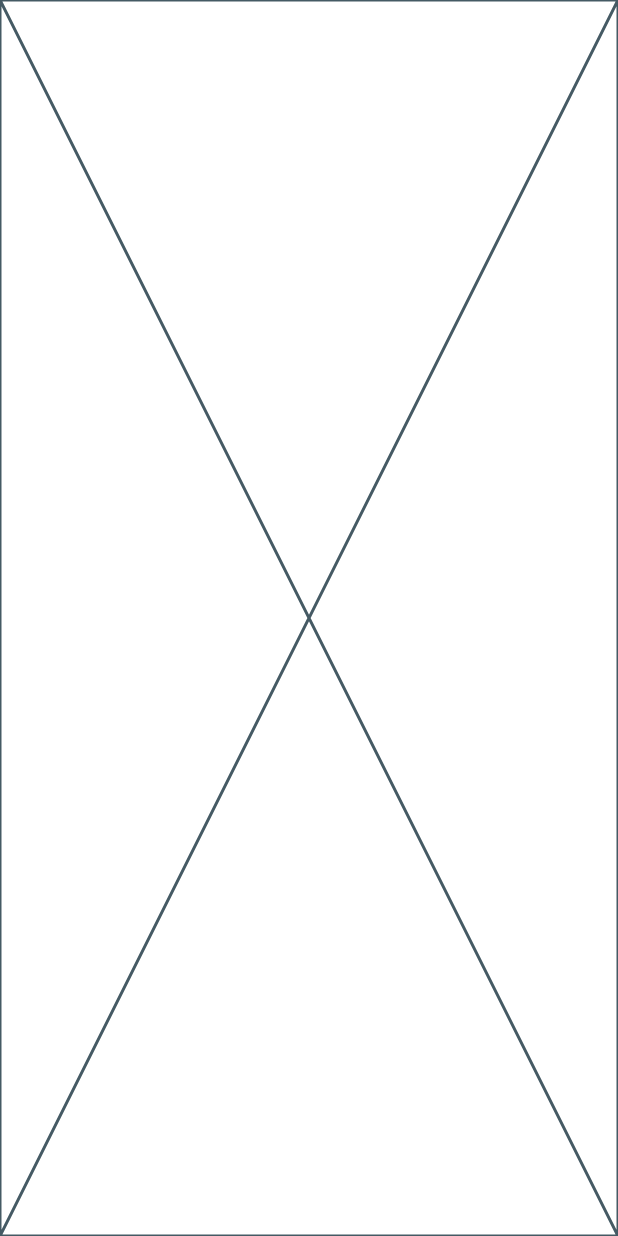
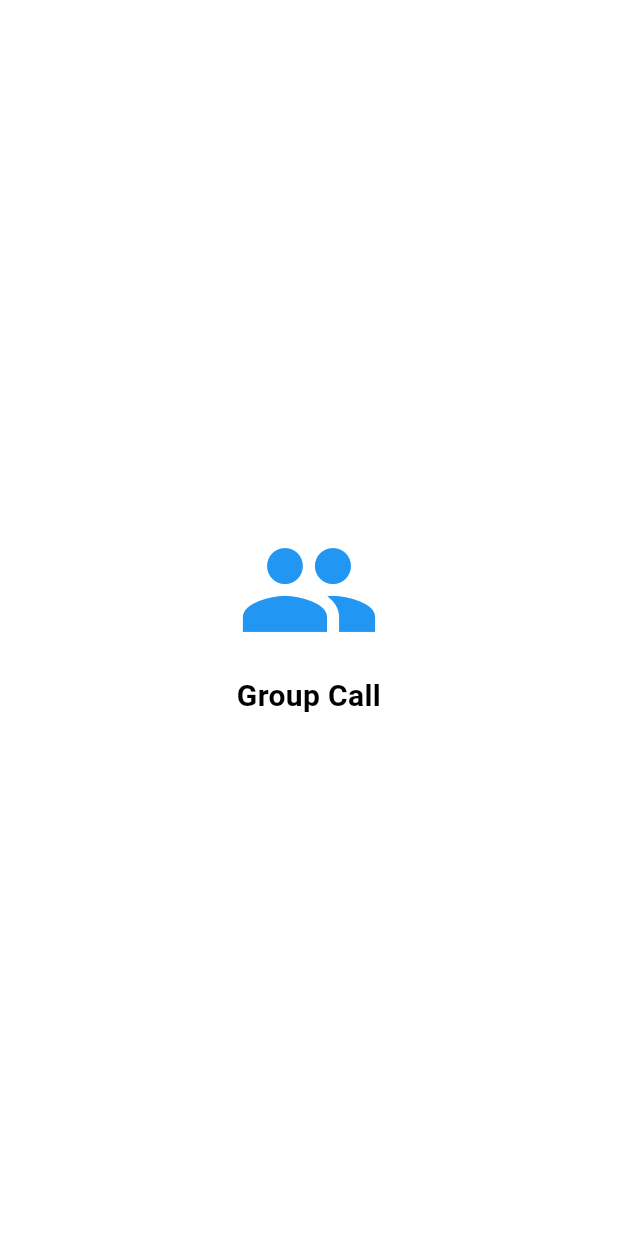
Before and after one commit to mirzamahmud/agora-group-call, a Flutter app: the first screen one second after launch, on a phone screen of 412 x 824 dp. Run offline on Flutter 3.47's test engine with Material 3 defaults, Android fonts, the phone set to English and light mode, and no system bars; our stand-ins replace get, permission_handler.

Commit message:
splash_screen_done

```diff
--- /dev/null
+++ b/lib/config/constants/agora_constant.dart
@@ -0,0 +1,5 @@
+class AgoraConstant{
+  static const String appId = 'a6347fcb0d7849119fe39732c918df52';
+  static const String channelName = 'group call test';
+  static const String agoraToken = '007eJxTYHjia62Qsei5mli49YGdlxe81k0UKNL3Pjgp8PEX7czdplwKDIlmxibmaclJBinmFiaWhoaWaanGlubGRsmWhhYpaaZGExLL0hsCGRkOhJ9lYWSAQBCfnyG9KL+0QCE5MSdHoSS1uISBAQBr1iKg';
+}
--- /dev/null
+++ b/lib/core/dependency/inject_dependency.dart
@@ -0,0 +1,6 @@
+import 'package:agora_group_call/view/splash/controller/splash_controller.dart';
+import 'package:get/get.dart';
+
+void injectDependency(){
+  Get.put(SplashController());
+}
--- a/lib/main.dart
+++ b/lib/main.dart
@@ -1,10 +1,14 @@
 import 'package:agora_group_call/agora_group_call.dart';
 import 'package:agora_group_call/config/handler/app_permission_handler.dart';
+import 'package:agora_group_call/core/dependency/inject_dependency.dart';
+import 'package:agora_group_call/utils/device/device_utils.dart';
 import 'package:flutter/material.dart';
 
 void main() async{
   WidgetsFlutterBinding.ensureInitialized();
   await AppPermissionHandler.instance.initialize();
+  DeviceUtils.instance.initialize();
+  injectDependency();
 
   runApp(const AgoraGroupCall());
 }
--- a/lib/view/splash/binding/splash_binding.dart
+++ b/lib/view/splash/binding/splash_binding.dart
@@ -5,6 +5,6 @@ class SplashBinding extends Bindings {
 
   @override
   void dependencies() {
-    Get.lazyPut(() => SplashController());
+    Get.lazyPut<SplashController>(() => SplashController());
   }
 }
--- a/lib/view/splash/splash_view.dart
+++ b/lib/view/splash/splash_view.dart
@@ -7,6 +7,34 @@ class SplashView extends GetView<SplashController> {
 
   @override
   Widget build(BuildContext context) {
-    return const Placeholder();
+    return const SafeArea(
+      top: false,
+      child: Scaffold(
+        backgroundColor: Colors.white,
+        body: Center(
+          child: Column(
+            spacing: 8,
+            crossAxisAlignment: CrossAxisAlignment.center,
+            mainAxisAlignment: MainAxisAlignment.center,
+            children: [
+              Icon(
+                Icons.group,
+                color: Colors.blue,
+                size: 96,
+              ),
+              Text(
+                'Group Call',
+                textAlign: TextAlign.center,
+                style: TextStyle(
+                  color: Colors.black,
+                  fontSize: 20,
+                  fontWeight: FontWeight.w600
+                ),
+              )
+            ],
+          ),
+        ),
+      ),
+    );
   }
 }
```
Also changed, not shown: lib/utils/device/device_utils.dart (added, +20 -0 lines), lib/view/splash/controller/splash_controller.dart (+18 -1 lines).
